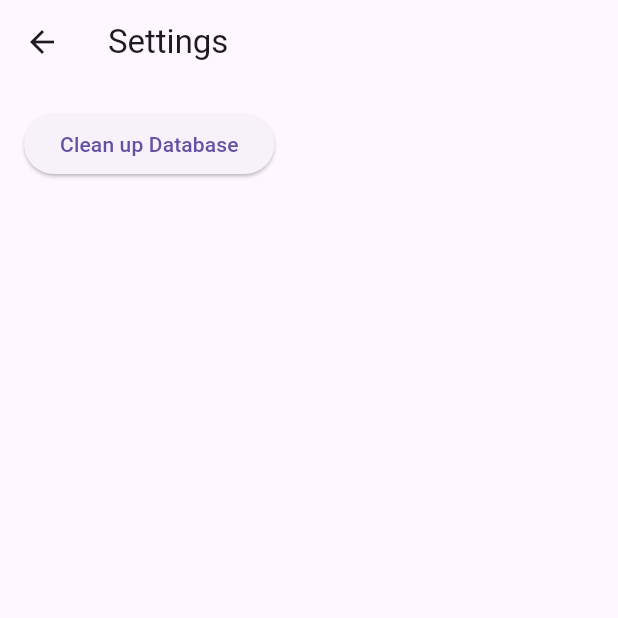
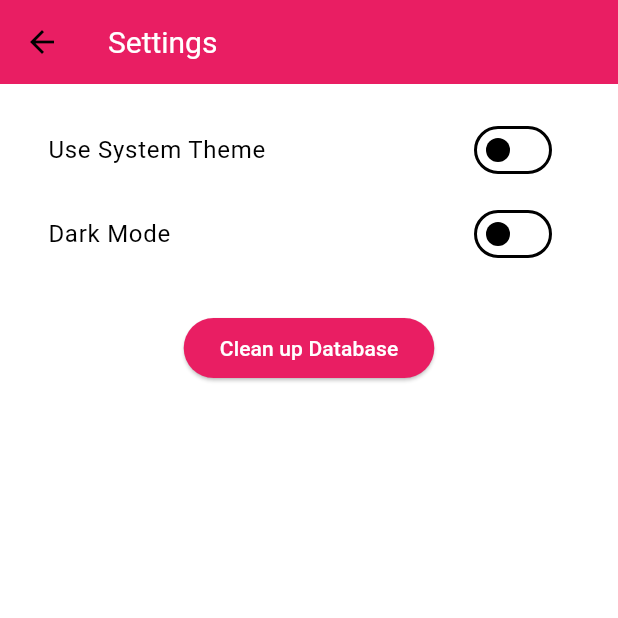
Before and after one commit to Rensykes/travelcompanion, a Flutter app: the screen it shows after launch, item 2 of the bottom bar chosen, after a tap on the "settings" icon, on a phone screen of 412 x 824 dp, the top half of it. Run offline on Flutter 3.47's test engine with Material 3 defaults, Android fonts, the phone set to English and light mode, and no system bars; our stand-ins replace drift, geocoding, geolocator, shared_preferences; missing offline and left inert: country_flags, workmanager; accounts and stored records are empty; generated files the repository leaves out were written again.

Commit message:
theme switch!! provisional colors ahah

```diff
--- a/lib/main.dart
+++ b/lib/main.dart
@@ -1,16 +1,18 @@
 import 'dart:async';
 import 'package:flutter/material.dart';
 import 'package:location_tracker/utils/app_initializer.dart';
+import 'package:location_tracker/utils/app_themes.dart';
 import 'screens/home_screen.dart';
 import 'screens/error_screen.dart';
 import 'utils/error_reporter.dart';
 import 'utils/error_handling.dart';
 import 'scheduler/background_task.dart';
+import 'package:shared_preferences/shared_preferences.dart';
 
 // Global key for showing snackbars from anywhere
 final GlobalKey<NavigatorState> navigatorKey = GlobalKey<NavigatorState>();
 
-Future<void> main() async {
+Future main() async {
   WidgetsFlutterBinding.ensureInitialized();
 
   // Initialize error handling
@@ -30,8 +32,47 @@ Future<void> main() async {
   }
 }
 
-class MyApp extends StatelessWidget {
+class MyApp extends StatefulWidget {
   const MyApp({super.key});
+
+  @override
+  _MyAppState createState() => _MyAppState();
+}
+
+class _MyAppState extends State<MyApp> {
+  bool _isDarkMode = false;
+  bool _useSystemTheme = false;
+
+  @override
+  void initState() {
+    super.initState();
+    _loadThemeSettings();
+  }
+
+  // Load theme settings from SharedPreferences
+  void _loadThemeSettings() async {
+    final prefs = await SharedPreferences.getInstance();
+    setState(() {
+      _useSystemTheme = prefs.getBool('useSystemTheme') ?? false;
+      _isDarkMode = prefs.getBool('darkMode') ?? false;
+    });
+  }
+
+  // Save theme settings to SharedPreferences
+  void _saveThemeSettings() async {
+    final prefs = await SharedPreferences.getInstance();
+    prefs.setBool('useSystemTheme', _useSystemTheme);
+    prefs.setBool('darkMode', _isDarkMode);
+  }
+
+  // Handle theme changed callback from HomeScreen
+  void _handleThemeChanged(bool isDark, bool useSystemTheme) {
+    setState(() {
+      _isDarkMode = isDark;
+      _useSystemTheme = useSystemTheme;
+      _saveThemeSettings();
+    });
+  }
 
   @override
   Widget build(BuildContext context) {
@@ -39,11 +80,16 @@ class MyApp extends StatelessWidget {
       navigatorKey: navigatorKey,
       debugShowCheckedModeBanner: false,
       title: 'Travel Tracker',
-      theme: ThemeData(
-        primarySwatch: Colors.blue,
-        visualDensity: VisualDensity.adaptivePlatformDensity,
+      themeMode: _useSystemTheme
+          ? ThemeMode.system
+          : (_isDarkMode ? ThemeMode.dark : ThemeMode.light),
+      theme: AppThemes.lightTheme,
+      darkTheme: AppThemes.darkTheme,
+      home: HomeScreen(
+        onThemeChanged: _handleThemeChanged,
+        isDarkMode: _isDarkMode,
+        useSystemTheme: _useSystemTheme,
       ),
-      home: const HomeScreen(),
       builder: (context, child) {
         return child ?? const SizedBox.shrink();
       },
--- a/lib/screens/home_screen.dart
+++ b/lib/screens/home_screen.dart
@@ -6,10 +6,19 @@ import 'logs_screen.dart';
 import '../services/location_service.dart';
 import '../repositories/country_visits.dart';
 import '../repositories/location_logs.dart';
-import 'settings_screen.dart';  // Import the SettingsScreen
+import 'settings_screen.dart';
 
 class HomeScreen extends StatefulWidget {
-  const HomeScreen({super.key});
+  final Function(bool isDark, bool useSystemTheme) onThemeChanged;
+  final bool isDarkMode;
+  final bool useSystemTheme;
+
+  const HomeScreen({
+    super.key,
+    required this.onThemeChanged,
+    required this.isDarkMode,
+    required this.useSystemTheme,
+  });
 
   @override
   _HomeScreenState createState() => _HomeScreenState();
@@ -124,7 +133,12 @@ class _HomeScreenState extends State<HomeScreen> {
               Navigator.push(
                 context,
                 MaterialPageRoute(
-                  builder: (context) => SettingsScreen(database: database),
+                  builder: (context) => SettingsScreen(
+                    database: database,
+                    isDarkMode: widget.isDarkMode,
+                    useSystemTheme: widget.useSystemTheme,
+                    onThemeChanged: widget.onThemeChanged,
+                  ),
                 ),
               );
             },
@@ -137,8 +151,8 @@ class _HomeScreenState extends State<HomeScreen> {
       bottomNavigationBar: BottomNavigationBar(
         currentIndex: _selectedIndex,
         onTap: (index) => setState(() => _selectedIndex = index),
-        backgroundColor: Colors.white,
-        selectedItemColor: Colors.blue,
+        backgroundColor: Theme.of(context).brightness == Brightness.light ? Colors.white : Colors.black,
+        selectedItemColor: Theme.of(context).primaryColor,
         unselectedItemColor: Colors.grey,
         items: const [
           BottomNavigationBarItem(icon: Icon(Icons.list), label: "Entries"),
@@ -146,15 +160,12 @@ class _HomeScreenState extends State<HomeScreen> {
         ],
       ),
       floatingActionButton: FloatingActionButton(
-        onPressed:
-            _isFetchingLocation ? null : _addCountry, // Disable when loading
+        onPressed: _isFetchingLocation ? null : _addCountry, // Disable when loading
         tooltip: 'Add Current Location',
-        child:
-            _isFetchingLocation
-                ? const CircularProgressIndicator(
-                  color: Colors.white,
-                )
-                : const Icon(Icons.add_location),
+        backgroundColor: Theme.of(context).primaryColor,
+        child: _isFetchingLocation
+            ? const CircularProgressIndicator(color: Colors.white)
+            : const Icon(Icons.add_location),
       ),
     );
   }
--- a/lib/screens/settings_screen.dart
+++ b/lib/screens/settings_screen.dart
@@ -1,11 +1,65 @@
 import 'package:flutter/material.dart';
+import 'package:shared_preferences/shared_preferences.dart';
 import '../database/database.dart';
 import 'dart:developer';
 
-class SettingsScreen extends StatelessWidget {
+class SettingsScreen extends StatefulWidget {
   final AppDatabase database;
+  final bool isDarkMode;
+  final bool useSystemTheme;
+  final Function(bool isDark, bool useSystemTheme) onThemeChanged;
 
-  const SettingsScreen({super.key, required this.database});
+  const SettingsScreen({
+    super.key,
+    required this.database,
+    required this.isDarkMode,
+    required this.useSystemTheme,
+    required this.onThemeChanged,
+  });
+
+  @override
+  _SettingsScreenState createState() => _SettingsScreenState();
+}
+
+class _SettingsScreenState extends State<SettingsScreen> {
+  late bool _isDarkMode;
+  late bool _useSystemTheme;
+
+  @override
+  void initState() {
+    super.initState();
+    // Initialize with values passed from parent
+    _isDarkMode = widget.isDarkMode;
+    _useSystemTheme = widget.useSystemTheme;
+  }
+
+  // Save theme settings to SharedPreferences
+  void _saveThemeSettings() async {
+    final prefs = await SharedPreferences.getInstance();
+    prefs.setBool('useSystemTheme', _useSystemTheme);
+    prefs.setBool('darkMode', _isDarkMode);
+  }
+
+  // Handle system theme toggle
+  void _toggleSystemTheme(bool value) {
+    setState(() {
+      _useSystemTheme = value;
+      if (value) {
+        _isDarkMode = false; // Reset dark mode if using system theme
+      }
+    });
+    _saveThemeSettings();
+    widget.onThemeChanged(_isDarkMode, _useSystemTheme);
+  }
+
+  // Handle dark mode toggle
+  void _toggleDarkMode(bool value) {
+    setState(() {
+      _isDarkMode = value;
+    });
+    _saveThemeSettings();
+    widget.onThemeChanged(_isDarkMode, _useSystemTheme);
+  }
 
   @override
   Widget build(BuildContext context) {
@@ -15,6 +69,19 @@ class SettingsScreen extends StatelessWidget {
         padding: const EdgeInsets.all(16.0),
         child: Column(
           children: [
+            SwitchListTile(
+              title: const Text('Use System Theme'),
+              value: _useSystemTheme,
+              onChanged: (bool value) => _toggleSystemTheme(value),
+            ),
+            SwitchListTile(
+              title: const Text('Dark Mode'),
+              value: _isDarkMode,
+              onChanged: _useSystemTheme
+                  ? null // Disable this switch if using system theme
+                  : (bool value) => _toggleDarkMode(value),
+            ),
+            const SizedBox(height: 24),
             ElevatedButton(
               onPressed: () async {
                 // Call the cleanup function when the button is pressed
@@ -31,9 +98,9 @@ class SettingsScreen extends StatelessWidget {
   Future<void> _cleanupDatabase(BuildContext context) async {
     try {
       // Delete all rows from all tables (simplified)
-      await database.delete(database.countryVisits).go();
-      await database.delete(database.locationLogs).go();
-      await database.delete(database.logCountryRelations).go();
+      await widget.database.delete(widget.database.countryVisits).go();
+      await widget.database.delete(widget.database.locationLogs).go();
+      await widget.database.delete(widget.database.logCountryRelations).go();
       log('Database cleaned up successfully');
 
       // Check if the widget is still mounted before showing the dialog
--- /dev/null
+++ b/lib/utils/app_themes.dart
@@ -0,0 +1,49 @@
+import 'package:flutter/material.dart';
+
+class AppThemes {
+  static final lightTheme = ThemeData(
+    brightness: Brightness.light,
+    primaryColor: Colors.pink,
+    secondaryHeaderColor: Colors.pink,
+    hintColor: Colors.pink,
+    colorScheme: ColorScheme.light(
+      primary: Colors.pink,
+      secondary: Colors.pinkAccent,
+    ),
+    buttonTheme: const ButtonThemeData(buttonColor: Colors.pink),
+    appBarTheme: const AppBarTheme(
+      backgroundColor: Colors.pink,
+      titleTextStyle: TextStyle(color: Colors.white, fontSize: 20),
+    ),
+    elevatedButtonTheme: ElevatedButtonThemeData(
+      style: ElevatedButton.styleFrom(
+        backgroundColor: Colors.pink,
+        foregroundColor: Colors.white,
+      ),
+    ),
+    // Add more light theme customizations here
+  );
+
+  static final darkTheme = ThemeData(
+    brightness: Brightness.dark,
+    primaryColor: Colors.blueAccent,
+    secondaryHeaderColor: Colors.blueAccent,
+    hintColor: Colors.blueAccent,
+    colorScheme: ColorScheme.dark(
+      primary: Colors.blueAccent,
+      secondary: Colors.blue,
+    ),
+    buttonTheme: const ButtonThemeData(buttonColor: Colors.blueAccent),
+    appBarTheme: const AppBarTheme(
+      backgroundColor: Colors.black,
+      titleTextStyle: TextStyle(color: Colors.white, fontSize: 20),
+    ),
+    elevatedButtonTheme: ElevatedButtonThemeData(
+      style: ElevatedButton.styleFrom(
+        backgroundColor: Colors.blueAccent,
+        foregroundColor: Colors.white,
+      ),
+    ),
+    // Add more dark theme customizations here
+  );
+}
--- a/pubspec.yaml
+++ b/pubspec.yaml
@@ -52,6 +52,8 @@ dependencies:
   path: ^1.9.0
   sqlite3_flutter_libs: ^0.5.20
   country_flags: ^2.0.1
+  shared_preferences: ^2.0.6
+
 
 dev_dependencies:
   flutter_test:
```
Also changed, not shown: pubspec.lock.
